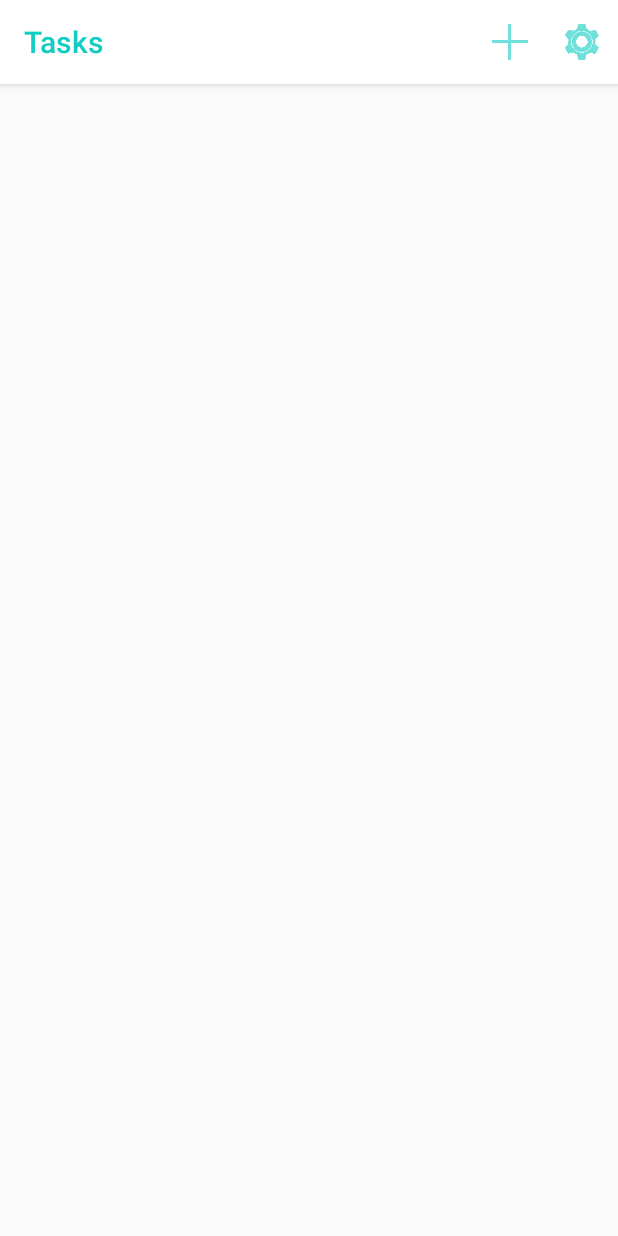
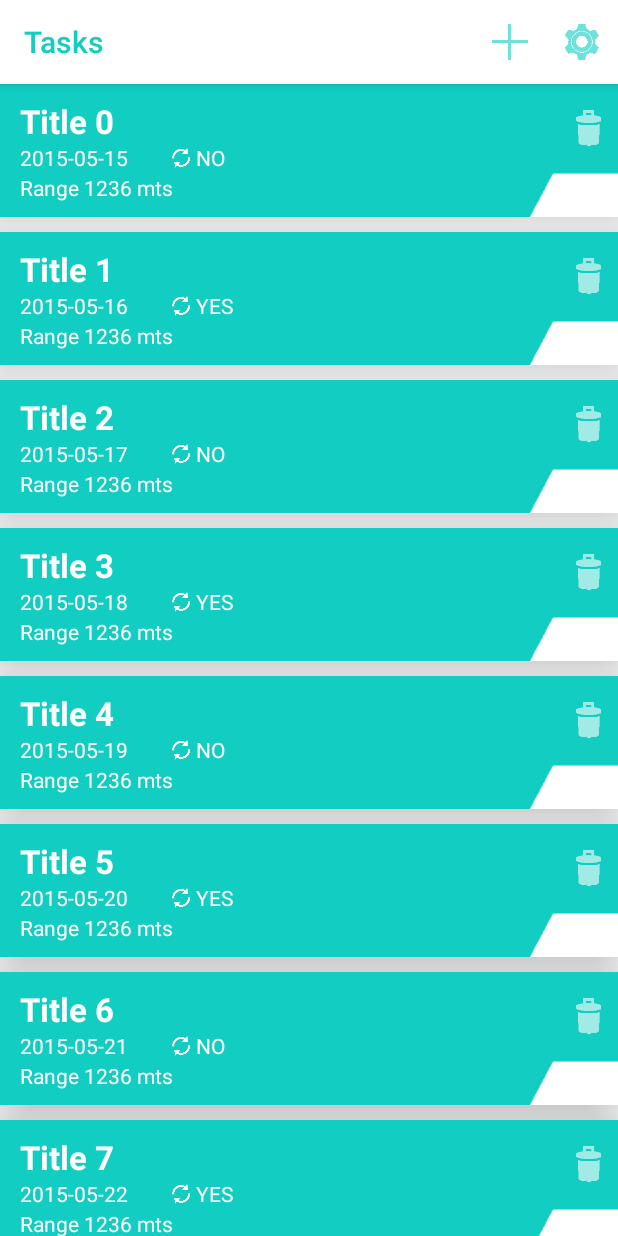
Before and after one commit to viralsavani/Geo-Task, an Android app: the screen it shows after launch (MainActivity), on a phone screen of 412 x 824 dp. Run offline under Robolectric (Android 15) with nearby library versions, the phone set to English and light mode, and no system bars.

Commit message:
Custom Array Adapter Modification

```diff
--- a/app/src/main/java/com/mobile/av/geotask/TaskListFragment.java
+++ b/app/src/main/java/com/mobile/av/geotask/TaskListFragment.java
@@ -6,8 +6,9 @@ import android.view.LayoutInflater;
 import android.view.View;
 import android.view.ViewGroup;
 
-import com.mobile.av.geotask.adapters.TaskListRowAdapter;
+import com.mobile.av.geotask.adapters.TaskListArrayAdapter;
 import com.mobile.av.geotask.db.TaskDataSource;
+import com.mobile.av.geotask.helper.InitialData;
 import com.mobile.av.geotask.model.Task;
 
 import java.util.List;
@@ -31,12 +32,14 @@ public class TaskListFragment extends ListFragment {
         dataSource.open();
 
         // set initial data TEST
-        //dataSource.setAllData(InitialData.initTask());
+        dataSource.setAllData(InitialData.initTask());
 
         tasks = dataSource.getAllFromTask();
 
         //Custom Array Adapter
-        TaskListRowAdapter adapter = new TaskListRowAdapter(getActivity().getApplicationContext(), tasks);
+        TaskListArrayAdapter adapter = new TaskListArrayAdapter(getActivity(),
+                R.layout.task_list_fragment,
+                tasks);
         setListAdapter(adapter);
 
         dataSource.close();
--- a/app/src/main/java/com/mobile/av/geotask/adapters/TaskListRowAdapter.java
+++ b/app/src/main/java/com/mobile/av/geotask/adapters/TaskListArrayAdapter.java
@@ -5,7 +5,7 @@ import android.content.Context;
 import android.view.LayoutInflater;
 import android.view.View;
 import android.view.ViewGroup;
-import android.widget.BaseAdapter;
+import android.widget.ArrayAdapter;
 import android.widget.TextView;
 
 import com.mobile.av.geotask.R;
@@ -16,37 +16,15 @@ import java.util.List;
 /**
  * Created by VIRAL on 4/12/2015.
  */
-public class TaskListRowAdapter extends BaseAdapter {
+public class TaskListArrayAdapter extends ArrayAdapter<Task> {
 
     private Context context;
     private List<Task> taskList;
-    private TextView taskTitle;
-    private TextView expirationDate;
-    private TextView range;
-    private TextView repeat;
 
-    public TaskListRowAdapter(Context context, List<Task> taskList) {
+    public TaskListArrayAdapter(Context context, int resource, List<Task> taskList) {
+        super(context,resource,taskList);
         this.context = context;
         this.taskList = taskList;
-    }
-
-
-    @Override
-    public int getCount() {
-        return taskList.size();
-    }
-
-    @Override
-    public Task getItem(int position) {
-        if (position >= taskList.size() || position < 0) {
-            throw new ArrayIndexOutOfBoundsException("<---INDEX FOUND " + position + "--->");
-        }
-        return taskList.get(position);
-    }
-
-    @Override
-    public long getItemId(int position) {
-        return 0;
     }
 
     @Override
@@ -54,10 +32,10 @@ public class TaskListRowAdapter extends BaseAdapter {
         LayoutInflater layoutInflater = (LayoutInflater) context.getSystemService(Activity.LAYOUT_INFLATER_SERVICE);
         View rowView = layoutInflater.inflate(R.layout.task_list_row, null, true);
 
-        taskTitle = (TextView) rowView.findViewById(R.id.taskTitle_textView_task_row_list);
-        expirationDate = (TextView) rowView.findViewById(R.id.expires_date_textView_task_row_list);
-        range = (TextView) rowView.findViewById(R.id.range_textView_task_row_list);
-        repeat = (TextView) rowView.findViewById(R.id.repeat_textView_task_row_list);
+        TextView taskTitle = (TextView) rowView.findViewById(R.id.taskTitle_textView_task_row_list);
+        TextView expirationDate = (TextView) rowView.findViewById(R.id.expires_date_textView_task_row_list);
+        TextView range = (TextView) rowView.findViewById(R.id.range_textView_task_row_list);
+        TextView repeat = (TextView) rowView.findViewById(R.id.repeat_textView_task_row_list);
 
         taskTitle.setText(taskList.get(position).getTitle());
         expirationDate.setText(taskList.get(position).getExpr_date());
```
